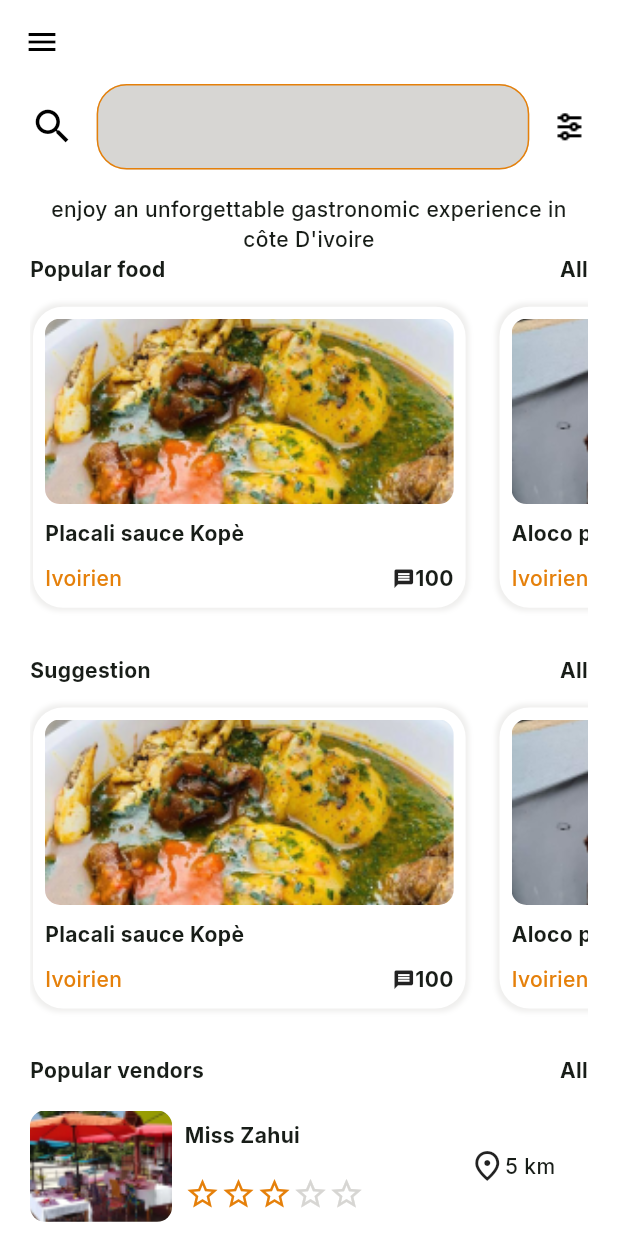
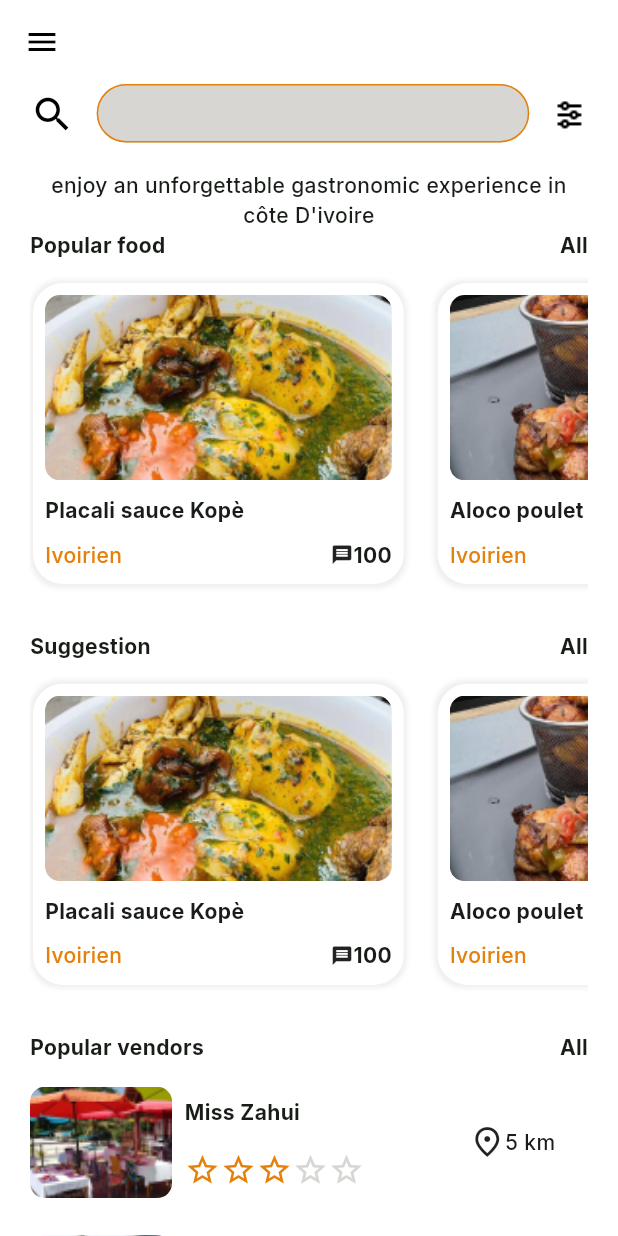
Before and after one commit to AB-GILGAL/FoodIvoire, a Flutter app: the HomeView screen opened directly, on a phone screen of 412 x 824 dp. Run offline on Flutter 3.47's test engine with Material 2 defaults, Android fonts, the phone set to English and light mode, and no system bars; our stand-ins replace country_code_picker, dartz, readmore, shared_preferences; accounts and stored records are empty.

```diff
--- a/lib/presentation/home.dart
+++ b/lib/presentation/home.dart
@@ -39,28 +39,37 @@ class _HomeViewState extends State<HomeView> {
               children: [
                 const Icon(
                   Icons.search,
-                  color: black,
+                  color: Colors.black,
                   size: 30,
                 ),
                 SizedBox(
-                  width: MediaQuery.sizeOf(context).width * .7,
+                  height: MediaQuery.of(context).size.height * .05,
+                  width: MediaQuery.of(context).size.width * 0.7,
                   child: TextField(
+                    cursorHeight: 20,
+                    cursorColor: grey,
+                    style: const TextStyle(fontSize: 15),
                     decoration: InputDecoration(
+                        contentPadding:
+                            const EdgeInsets.all(8.0).copyWith(left: 15),
                         enabledBorder: OutlineInputBorder(
-                            borderRadius: BorderRadius.circular(20),
-                            borderSide: const BorderSide(color: orange)),
+                          borderRadius: BorderRadius.circular(20),
+                          borderSide: const BorderSide(color: orange),
+                        ),
                         fillColor: grey,
                         filled: true,
                         focusedBorder: OutlineInputBorder(
-                            borderRadius: BorderRadius.circular(20),
-                            borderSide: const BorderSide(color: orange)),
-                        isDense: true),
+                          borderRadius: BorderRadius.circular(20),
+                          borderSide: const BorderSide(color: orange),
+                        ),
+                        // isDense: true,
+                        isCollapsed: true),
                   ),
                 ),
                 SizedBox(
-                  width: MediaQuery.sizeOf(context).width * .06,
+                  width: MediaQuery.of(context).size.width * 0.06,
                   child: Image.asset(CustomImages.filter),
-                )
+                ),
               ],
             ),
             SizedBox(
@@ -360,7 +369,7 @@ class FoodCard extends StatelessWidget {
                     blurRadius: 2,
                     spreadRadius: 2)
               ]),
-          width: MediaQuery.sizeOf(context).width * 0.7,
+          width: MediaQuery.sizeOf(context).width * 0.6,
           child: Padding(
             padding: const EdgeInsets.all(8.0),
             child: Column(
--- /dev/null
+++ b/lib/src/shared/constant/base_url.dart
@@ -0,0 +1 @@
+const baseUrl = 'https://foodivoiredb.drivnapp.net/api';
--- /dev/null
+++ b/lib/src/shared/errors/failure.dart
@@ -0,0 +1,5 @@
+class Failure {
+  final String message;
+
+  Failure(this.message);
+}
--- a/pubspec.yaml
+++ b/pubspec.yaml
@@ -16,6 +16,10 @@ dependencies:
   shared_preferences: ^2.0.7
   flutter_staggered_grid_view: ^0.4.0
   auto_size_text: ^3.0.0
+  dartz: ^0.10.1
+  flutter_secure_storage: ^9.0.0
+  http: ^1.1.0
+  get_it: ^7.6.4
 
 dev_dependencies:
   flutter_lints: ^2.0.0
```
Also changed, not shown: lib/main.dart (+6 -6 lines), lib/src/shared/errors/error.alert.dart (added, +24 -0 lines), lib/src/shared/errors/exception.dart (added, +11 -0 lines), lib/src/shared/errors/network.error.dart (added, +47 -0 lines), lib/src/shared/interceptor/http.client.interceptor.dart (added, +186 -0 lines), lib/src/shared/utils/usecase.dart (added, +24 -0 lines), pubspec.lock, 5 other files.
